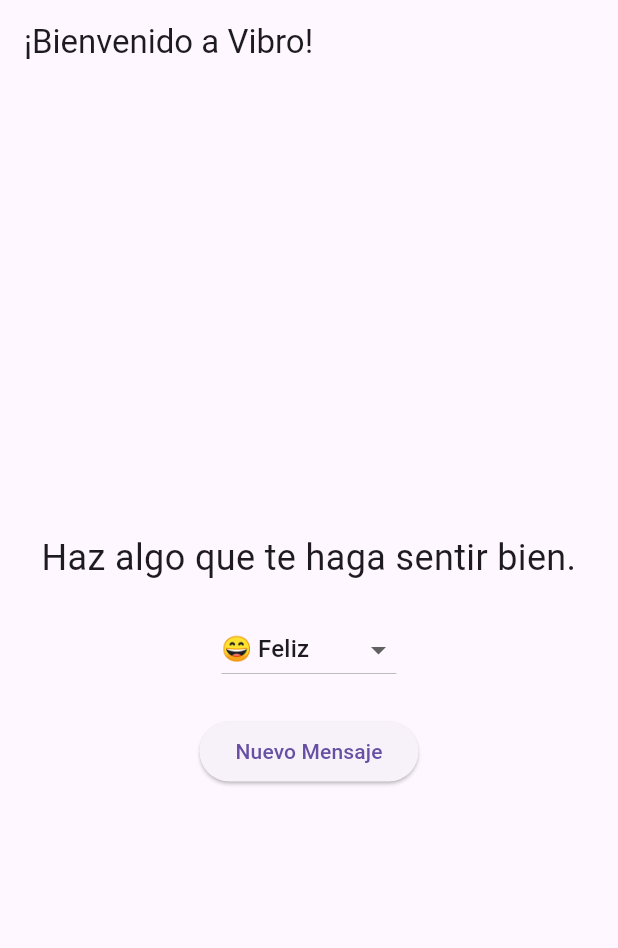
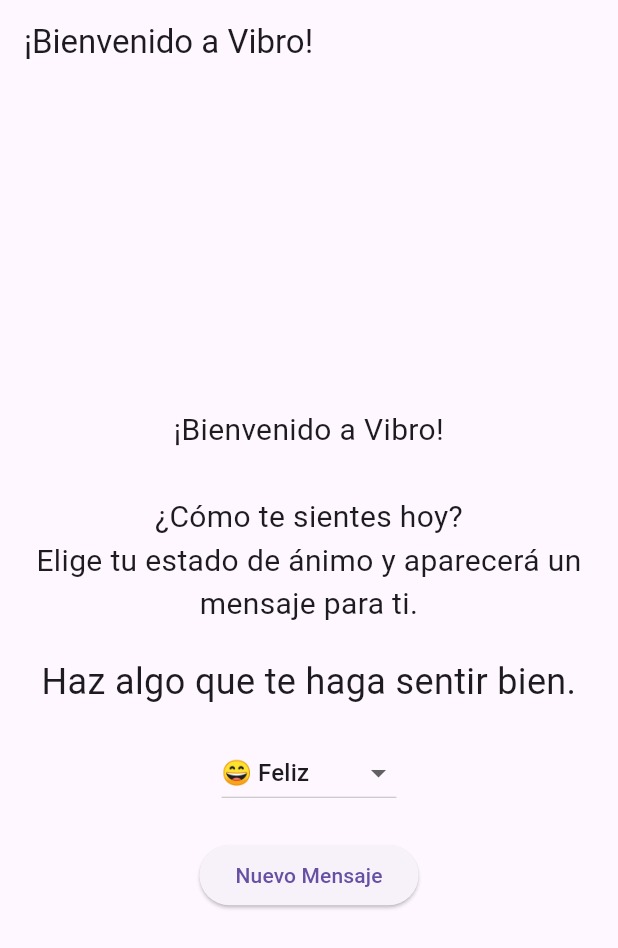
Before and after one commit to wh1tneyr/my_app, a Flutter app: the screen it shows after launch, on a phone screen of 412 x 824 dp. Shown: the top 948 px of the screen. Run offline on Flutter 3.47's test engine with Material 3 defaults, Android fonts, the light colour scheme and no system bars.

Commit message:
Agregue un mensaje de bienvenida con algunas instrucciones de interaccion con la app

```diff
--- a/vibro/lib/main.dart
+++ b/vibro/lib/main.dart
@@ -99,6 +99,12 @@
           mainAxisAlignment: MainAxisAlignment.center,
           children: [
             Text(
+              '¡Bienvenido a Vibro!\n\n¿Cómo te sientes hoy?\nElige tu estado de ánimo y aparecerá un mensaje para ti.',
+              style: TextStyle(fontSize: 20),
+              textAlign: TextAlign.center,
+            ),
+            SizedBox(height: 20),
+            Text(
               mensajeActual,
               style: TextStyle(fontSize: 24),
               textAlign: TextAlign.center,
```
